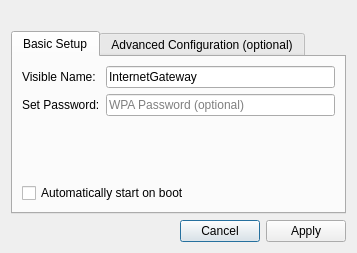
The window that src-qt4/libpcbsd/ui/dialogAPsetup.ui (trueos/pcbsd) describes before a commit, drawn with Qt 5.
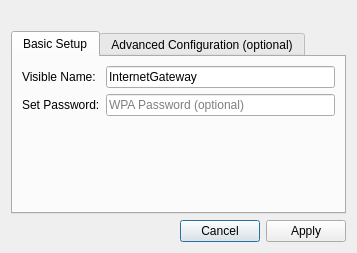
The same window after the commit.

Commit message: Make sure the wireless access point UI always sets the "persist" value to true (needed for manual network restarts to not mess it up).

Diff of the .ui file:
```diff
--- a/src-qt4/libpcbsd/ui/dialogAPsetup.ui
+++ b/src-qt4/libpcbsd/ui/dialogAPsetup.ui
@@ -31,6 +31,9 @@
        <string>Basic Setup</string>
       </attribute>
       <layout class="QFormLayout" name="formLayout">
+       <property name="fieldGrowthPolicy">
+        <enum>QFormLayout::ExpandingFieldsGrow</enum>
+       </property>
        <item row="0" column="0">
         <widget class="QLabel" name="label">
          <property name="text">
@@ -75,13 +78,6 @@
          </property>
         </spacer>
        </item>
-       <item row="3" column="0" colspan="2">
-        <widget class="QCheckBox" name="check_persist">
-         <property name="text">
-          <string>Automatically start on boot</string>
-         </property>
-        </widget>
-       </item>
       </layout>
      </widget>
      <widget class="QWidget" name="tab_2">
```
The commit also changes 1 other file.
